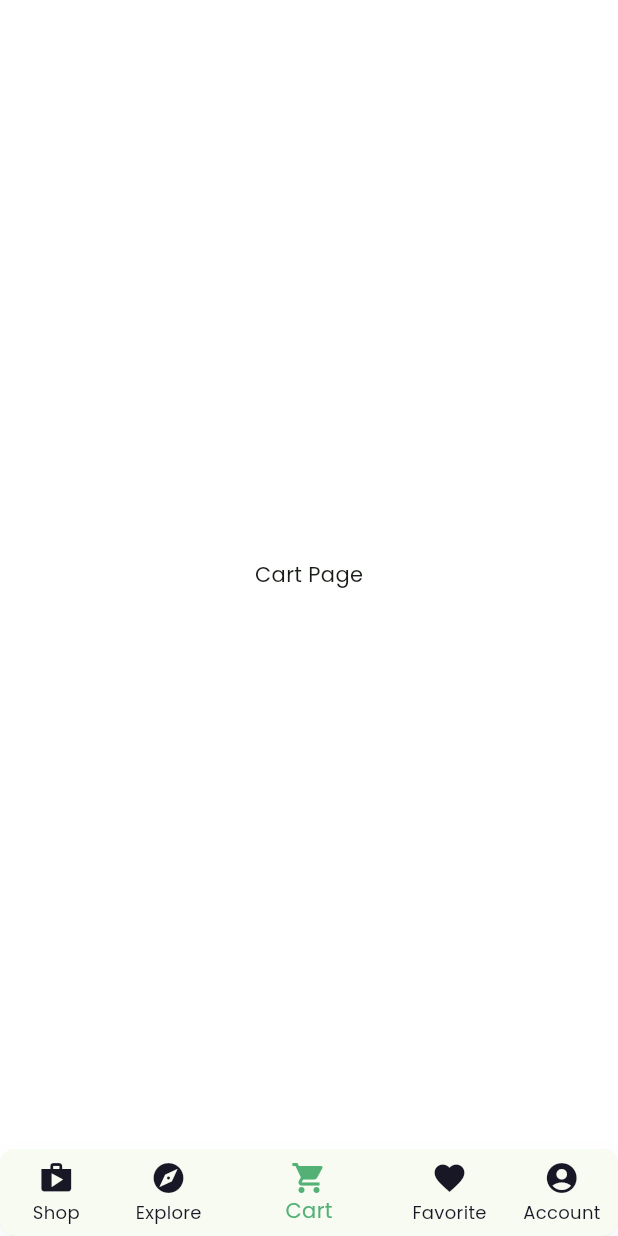
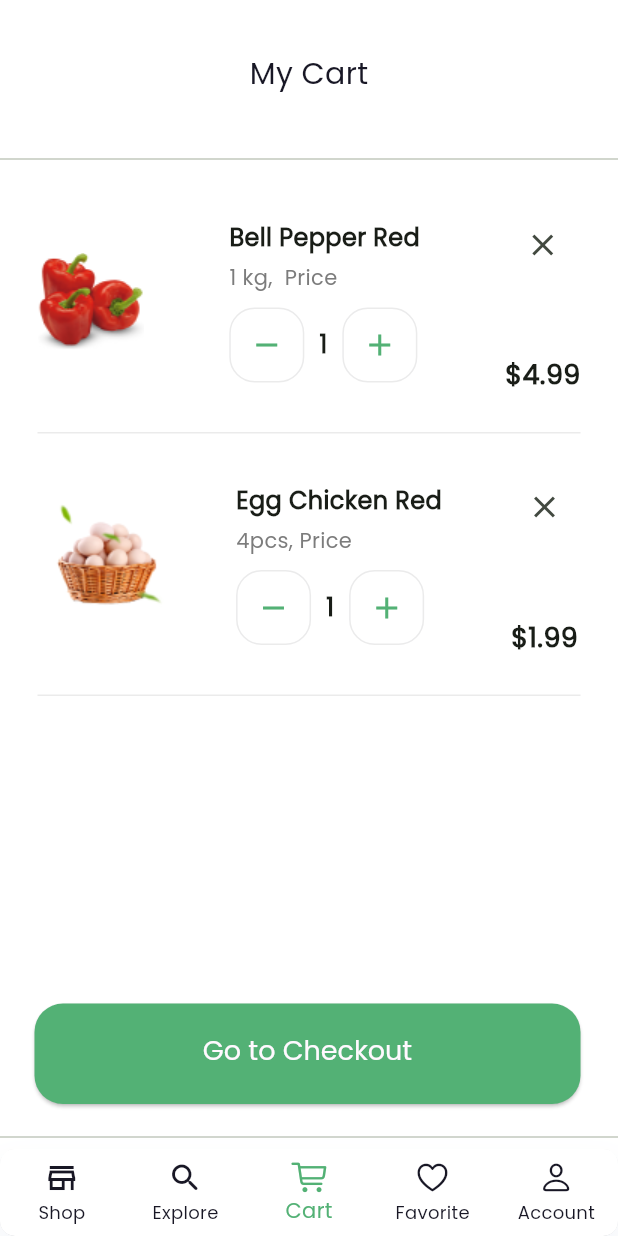
Before and after one commit to m-hilani/grocery_app, a Flutter app: the HomePage screen opened directly, item 3 of the bottom bar chosen, on a phone screen of 412 x 824 dp. Run offline on Flutter 3.47's test engine with Material 3 defaults, Android fonts, the phone set to English and light mode, and no system bars; our stand-ins replace sizer.

Commit message:
app finished

```diff
--- /dev/null
+++ b/lib/Cart/CartCard.dart
@@ -0,0 +1,83 @@
+import 'package:flutter/cupertino.dart';
+import 'package:flutter/material.dart';
+import 'package:grocery_app/Cart/CartModel.dart';
+import 'package:grocery_app/Explorer/BeveragesScreen.dart';
+import 'package:grocery_app/constants.dart';
+
+class Cartcard extends StatelessWidget {
+  const Cartcard({super.key, required this.item});
+  final CartModel item;
+  @override
+  Widget build(BuildContext context) {
+    return Padding(
+      padding: EdgeInsets.symmetric(horizontal: 25),
+      child: Container(
+        padding: EdgeInsets.symmetric(vertical: 25),
+        decoration: BoxDecoration(
+          border: Border(bottom: BorderSide(color: Color(0xA7E0E0E1))),
+        ),
+        child: Row(
+          mainAxisAlignment: MainAxisAlignment.spaceBetween,
+          children: [
+            Image.asset('$kimage/${item.name}.png'),
+            Column(
+              crossAxisAlignment: CrossAxisAlignment.start,
+              mainAxisAlignment: MainAxisAlignment.spaceAround,
+              children: [
+                Text(
+                  '${item.name}',
+                  style: TextStyle(fontSize: 16, fontWeight: FontWeight.bold),
+                ),
+                SizedBox(
+                  height: 5,
+                ),
+                Text(
+                  '${item.capacity}',
+                  style: TextStyle(fontSize: 14, color: Color(0xFF7C7C7C)),
+                ),
+                SizedBox(
+                  height: 10,
+                ),
+                Row(
+                  children: [
+                    MIcon(
+                      cart: true,
+                      icon: Icons.remove,
+                    ),
+                    SizedBox(
+                      width: 10,
+                    ),
+                    Text(
+                      '1',
+                      style:
+                          TextStyle(fontSize: 16, fontWeight: FontWeight.w600),
+                    ),
+                    SizedBox(
+                      width: 10,
+                    ),
+                    MIcon(
+                      cart: true,
+                    )
+                  ],
+                )
+              ],
+            ),
+            Column(
+              mainAxisAlignment: MainAxisAlignment.spaceBetween,
+              children: [
+                IconButton(onPressed: () {}, icon: Icon(Icons.clear)),
+                SizedBox(
+                  height: 50,
+                ),
+                Text(
+                  '\$${item.price.toStringAsFixed(2)}',
+                  style: TextStyle(fontWeight: FontWeight.w600, fontSize: 18),
+                ),
+              ],
+            )
+          ],
+        ),
+      ),
+    );
+  }
+}
--- /dev/null
+++ b/lib/Cart/CartModel.dart
@@ -0,0 +1,18 @@
+import 'package:flutter/material.dart';
+
+List<CartModel> cart = [
+  CartModel(name: 'Bell Pepper Red', capacity: '1 kg,  Price', price: 4.99),
+  CartModel(name: 'Egg Chicken Red', capacity: '4pcs, Price', price: 1.99),
+];
+
+class CartModel {
+  final String name;
+  final String capacity;
+  final double price;
+
+  CartModel({
+    required this.name,
+    required this.capacity,
+    required this.price,
+  });
+}
--- /dev/null
+++ b/lib/Cart/CartScreen.dart
@@ -0,0 +1,51 @@
+import 'package:flutter/cupertino.dart';
+import 'package:flutter/material.dart';
+import 'package:grocery_app/Cart/CartCard.dart';
+import 'package:grocery_app/Cart/OrderBottomSheet.dart';
+import 'package:grocery_app/Title.dart';
+import 'package:grocery_app/constants.dart';
+
+import 'CartModel.dart';
+
+class CartScreen extends StatelessWidget {
+  const CartScreen({super.key});
+
+  @override
+  Widget build(BuildContext context) {
+    return Scaffold(
+      body: Stack(children: [
+        Column(
+          children: [
+            Padding(
+              padding: const EdgeInsets.symmetric(vertical: 40.0),
+              child: MTitle(title: 'My Cart'),
+            ),
+            Padding(
+              padding: const EdgeInsets.symmetric(horizontal: 0.0),
+              child: Divider(),
+            ),
+            Expanded(
+              child: ListView.builder(
+                itemCount: cart.length,
+                itemBuilder: (BuildContext context, int index) {
+                  return Cartcard(item: cart[index]);
+                },
+              ),
+            ),
+            Divider()
+          ],
+        ),
+        Positioned(
+          bottom: 30,
+          right: 25,
+          child: ElevatedButton(
+              onPressed: () {
+                showModalBottomSheet(
+                    context: context, builder: (context) => OrderBottomSheet());
+              },
+              child: Text('Go to Checkout')),
+        )
+      ]),
+    );
+  }
+}
--- a/lib/Explorer/BeveragesScreen.dart
+++ b/lib/Explorer/BeveragesScreen.dart
@@ -33,7 +33,7 @@ class _BeveragesScreenState extends State<BeveragesScreen> {
                   ),
                 ),
                 MTitle(title: 'Beverages'),
-                PlusIcon(
+                MIcon(
                   onPressed: () {
                     showModalBottomSheet(
                       context: context,
@@ -84,7 +84,7 @@ class BeverageCard extends StatelessWidget {
           Positioned(
             bottom: 5,
             right: 5,
-            child: PlusIcon(),
+            child: MIcon(),
           ),
           Column(
             crossAxisAlignment: CrossAxisAlignment.start,
@@ -127,19 +127,23 @@ class BeverageCard extends StatelessWidget {
   }
 }
 
-class PlusIcon extends StatelessWidget {
-  PlusIcon({super.key, this.onPressed});
+class MIcon extends StatelessWidget {
+  MIcon({super.key, this.onPressed, this.cart = false, this.icon = Icons.add});
   void Function()? onPressed;
+  bool cart;
+  IconData icon;
   @override
   Widget build(BuildContext context) {
     return Container(
       decoration: BoxDecoration(
-          color: kprimaryColor, borderRadius: BorderRadius.circular(17)),
+          border: cart ? Border.all(color: Color(0xA7E0E0E1)) : null,
+          color: cart ? Colors.white : kprimaryColor,
+          borderRadius: BorderRadius.circular(17)),
       child: IconButton(
           onPressed: onPressed,
           icon: Icon(
-            color: Colors.white,
-            Icons.add,
+            color: cart ? kprimaryColor : Colors.white,
+            icon,
             // color: Colors.green,
           )),
     );
--- a/lib/HomePage.dart
+++ b/lib/HomePage.dart
@@ -1,5 +1,6 @@
 import 'package:flutter/cupertino.dart';
 import 'package:flutter/material.dart';
+import 'package:grocery_app/Cart/CartScreen.dart';
 import 'package:grocery_app/Explorer/ExploreScreen.dart';
 
 class HomePage extends StatefulWidget {
@@ -13,7 +14,7 @@ class _HomePageState extends State<HomePage> {
   static final List<Widget> _widgetOptions = <Widget>[
     Text('Shop Page'),
     ExploreScreen(),
-    Text('Cart Page'),
+    CartScreen(),
     Text('Favorite Page'),
     Text('Profile Page'),
   ];
@@ -42,26 +43,32 @@ class _HomePageState extends State<HomePage> {
           child: ClipRRect(
             borderRadius: BorderRadius.circular(10),
             child: BottomNavigationBar(
+              type: BottomNavigationBarType.fixed,
               items: const <BottomNavigationBarItem>[
                 BottomNavigationBarItem(
-                  icon: Icon(Icons.shop),
+                  icon: Icon(
+                    Icons.store_mall_directory_outlined,
+                  ),
                   label: 'Shop',
                   backgroundColor: Colors.white,
                 ),
                 BottomNavigationBarItem(
-                  icon: Icon(Icons.explore),
+                  icon: Icon(Icons.search_rounded),
                   label: 'Explore',
                 ),
                 BottomNavigationBarItem(
-                  icon: Icon(Icons.shopping_cart),
+                  icon: Icon(CupertinoIcons.shopping_cart),
                   label: 'Cart',
                 ),
                 BottomNavigationBarItem(
-                  icon: Icon(Icons.favorite),
-                  label: 'Favorite',
-                ),
+                    icon: Icon(CupertinoIcons.suit_heart),
+                    label: 'Favorite',
+                    backgroundColor: Colors.white),
                 BottomNavigationBarItem(
-                  icon: Icon(Icons.account_circle),
+                  icon: Icon(
+                    CupertinoIcons.person,
+                    weight: 100,
+                  ),
                   label: 'Account',
                 ),
               ],
@@ -70,7 +77,7 @@ class _HomePageState extends State<HomePage> {
               unselectedItemColor: Color(0xFF181725),
               iconSize: 24,
               selectedItemColor: Color(0xFF53B175),
-              backgroundColor: Colors.transparent,
+              backgroundColor: Colors.white,
               onTap: _onItemTapped,
             ),
           ),
```
Also changed, not shown: lib/Cart/AcceptedScreen.dart (added, +50 -0 lines), lib/Cart/OrderBottomSheet.dart (added, +63 -0 lines), lib/Explorer/AddBeverageBottomSheet.dart (+22 -9 lines), assets/images/Bell Pepper Red.png (added), assets/images/Egg Chicken Red.png (added), assets/images/Group 6863Bell.png (deleted), assets/images/Placeorder.png (added), assets/images/Sprite Can.png, assets/images/accept.png (added), assets/images/addBeverage.png (added).
